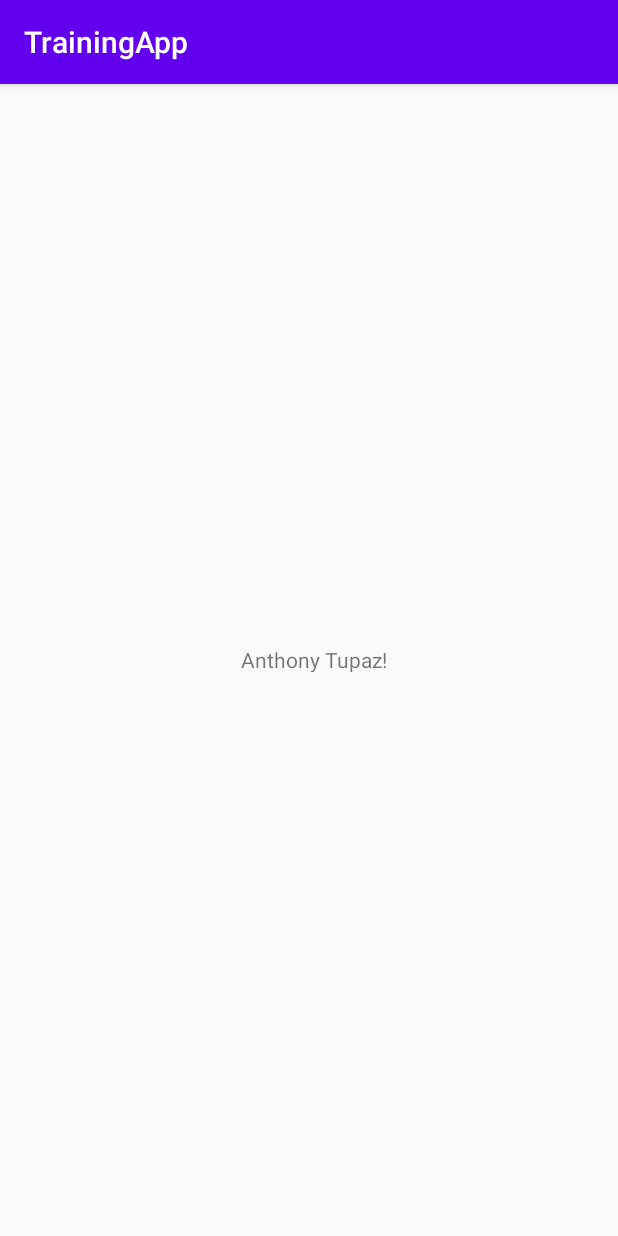
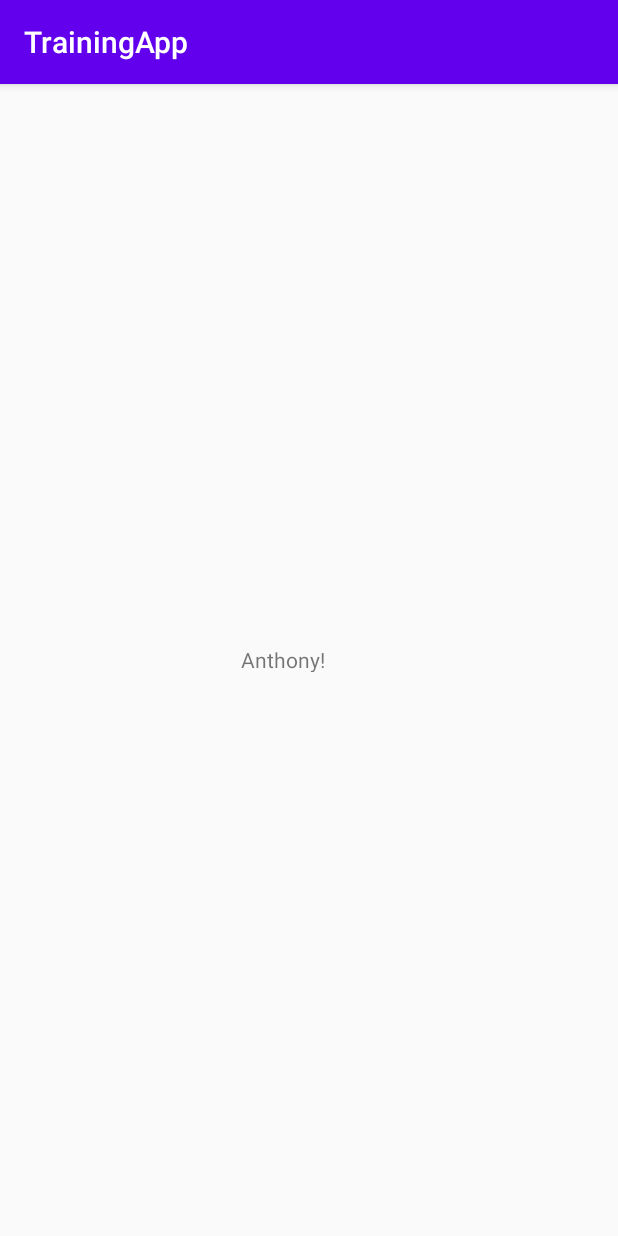
Before and after one commit to anthony-tupaz/Moviles-6A-2020, an Android app: the screen it shows after launch (MainActivity), on a phone screen of 412 x 824 dp. Run offline under Robolectric (Android 15) with nearby library versions, the phone set to English and light mode, and no system bars.

Commit message:
hello Anthony

```diff
--- a/TrainingApp/app/src/main/res/layout/activity_main.xml
+++ b/TrainingApp/app/src/main/res/layout/activity_main.xml
@@ -9,7 +9,7 @@
     <TextView
         android:layout_width="117dp"
         android:layout_height="18dp"
-        android:text="    Anthony Tupaz!"
+        android:text="    Anthony!"
         app:layout_constraintBottom_toBottomOf="parent"
         app:layout_constraintLeft_toLeftOf="parent"
         app:layout_constraintRight_toRightOf="parent"
```
